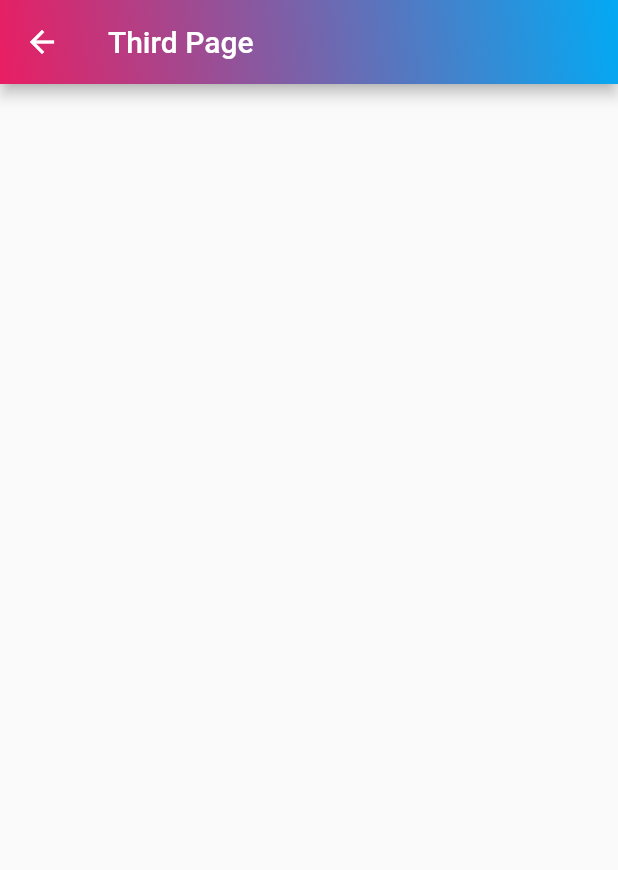
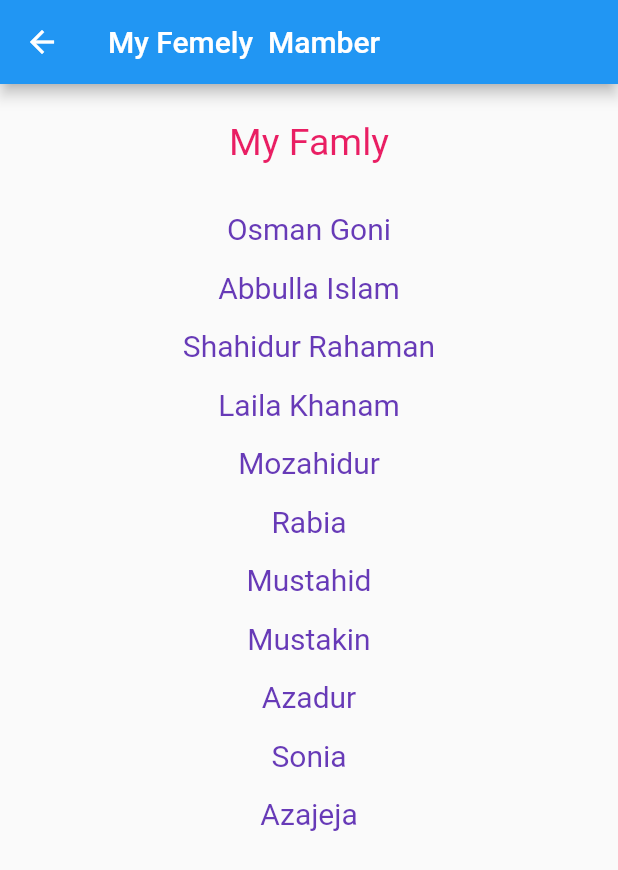
Before and after one commit to shahidshake29/my_app, a Flutter app: the screen it shows after launch, after a tap on "Go To Third Page", on a phone screen of 412 x 824 dp. Shown: the top 870 px of the screen. Run offline on Flutter 3.47's test engine with Material 2 defaults, Android fonts, the phone set to English and light mode, and no system bars; missing offline and left inert: slide_drawer; network calls fail.

Commit message:
08-12/2021- 12-45am

```diff
--- /dev/null
+++ b/lib/listview_page.dart
@@ -0,0 +1,70 @@
+import 'package:flutter/material.dart';
+import 'package:flutter/services.dart';
+
+class ListViewPage extends StatefulWidget {
+  const ListViewPage({Key? key}) : super(key: key);
+
+  @override
+  _ListViewPageState createState() => _ListViewPageState();
+}
+
+List<String> stdName = [
+  "Osman Goni",
+  "Abbulla Islam",
+  "Shahidur Rahaman",
+  "Laila Khanam",
+  "Mozahidur",
+  "Rabia",
+  "Mustahid",
+  "Mustakin",
+  "Azadur",
+  "Sonia",
+  "Azajeja"
+];
+
+class _ListViewPageState extends State<ListViewPage> {
+  @override
+  Widget build(BuildContext context) {
+    return Scaffold(
+      appBar: AppBar(
+        title: Text("My Femely  Mamber"),
+      ),
+      body: Container(
+        child: Column(
+          children: [
+            Padding(
+              padding: const EdgeInsets.all(8.0),
+              child: Padding(
+                padding: const EdgeInsets.all(16.0),
+                child: Text(
+                  "My Famly",
+                  style: TextStyle(
+                    fontSize: 25,
+                    color: Colors.pink,
+                  ),
+                ),
+              ),
+            ),
+            Expanded(
+              child: ListView.builder(
+                  itemCount: stdName.length,
+                  itemBuilder: (context, index) {
+                    return Padding(
+                      padding: const EdgeInsets.all(8.0),
+                      child: Text(
+                        stdName[index],
+                        textAlign: TextAlign.center,
+                        style: TextStyle(
+                          fontSize: 20,
+                          color: Colors.deepPurple,
+                        ),
+                      ),
+                    );
+                  }),
+            )
+          ],
+        ),
+      ),
+    );
+  }
+}
--- a/lib/my_home_page.dart
+++ b/lib/my_home_page.dart
@@ -1,5 +1,6 @@
 import 'package:flutter/cupertino.dart';
 import 'package:flutter/material.dart';
+import 'package:shahid/listview_page.dart';
 import 'package:shahid/second_page.dart';
 import 'package:shahid/third_page.dart';
 import 'package:shahid/utills/all_colors.dart';
@@ -54,7 +55,7 @@ class _MyHomePageState extends State<MyHomePage> {
             ElevatedButton(
                 onPressed: () {
                   Navigator.push(context,
-                      MaterialPageRoute(builder: (context) => ThirdPage()));
+                      MaterialPageRoute(builder: (context) => ListViewPage()));
                 },
                 child: Text("Go To Third Page")),
             Padding(
```
Also changed, not shown: 1 other file.
